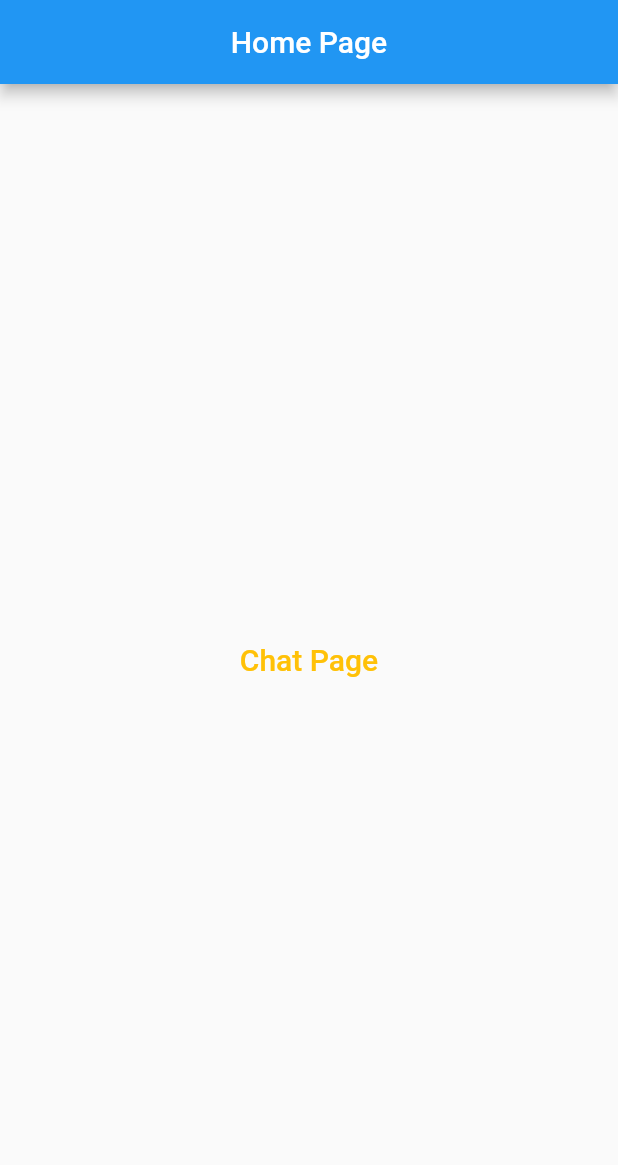
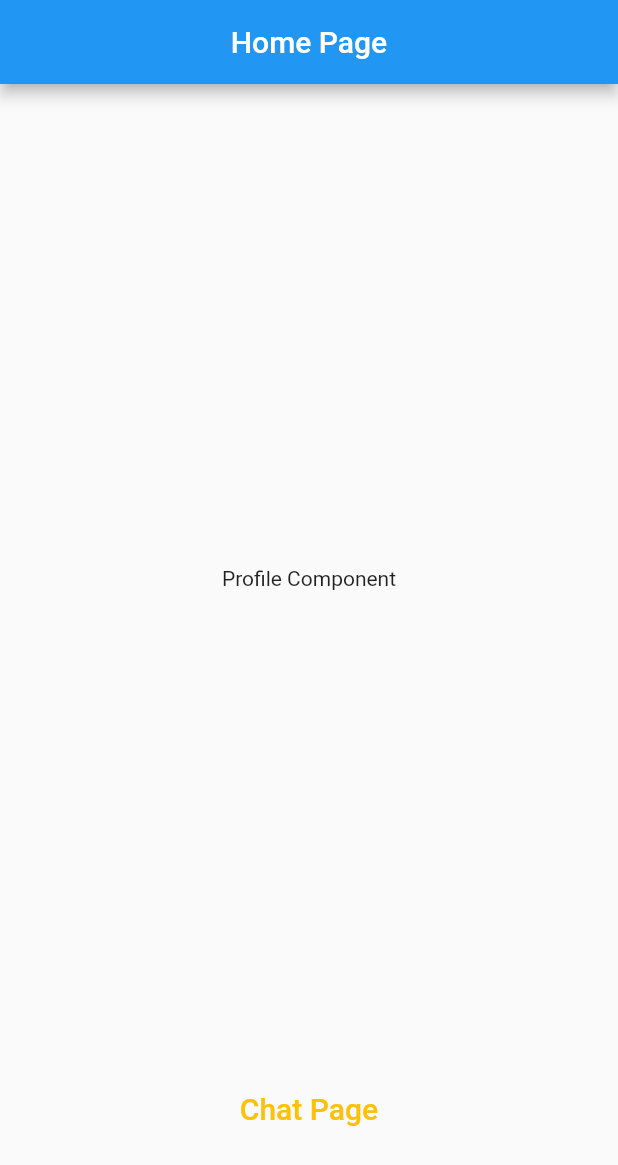
Before and after one commit to sparklearnedtech/flutter-chat, a Flutter app: the screen it shows after launch, on a phone screen of 412 x 824 dp. Shown: the top 1165 px of the screen. Run offline on Flutter 3.47's test engine with Material 2 defaults, Android fonts, the phone set to English and light mode, and no system bars; our stand-ins replace socket_io_client.

Commit message:
Include profile component

```diff
--- a/lib/pages/home/home_page.dart
+++ b/lib/pages/home/home_page.dart
@@ -1,4 +1,5 @@
 import 'package:flutter/material.dart';
+import 'package:maritech/components/profile.dart';
 import 'package:maritech/pages/chat/chat_page.dart';
 
 class HomePage extends StatefulWidget {
@@ -19,7 +20,10 @@ class _HomePageState extends State<HomePage> {
           child: Text("Home Page"),
         ),
       ),
-      body: Center(
+      body: Column(
+        children: [
+          Profile(),
+          Center(
             child: TextButton(
               onPressed: () => {
                 showDialog(
@@ -31,7 +35,9 @@ class _HomePageState extends State<HomePage> {
                       child: TextFormField(
                         controller: nameController,
                         validator: (value) {
-                      if (value == null || value.isEmpty || value.length < 3) {
+                          if (value == null ||
+                              value.isEmpty ||
+                              value.length < 3) {
                             return "Please enter your name";
                           } else {
                             return null;
@@ -81,6 +87,8 @@ class _HomePageState extends State<HomePage> {
               ),
             ),
           ),
+        ],
+      ),
     );
   }
 }
```
Lines whose indentation alone changed are shown as unchanged.
